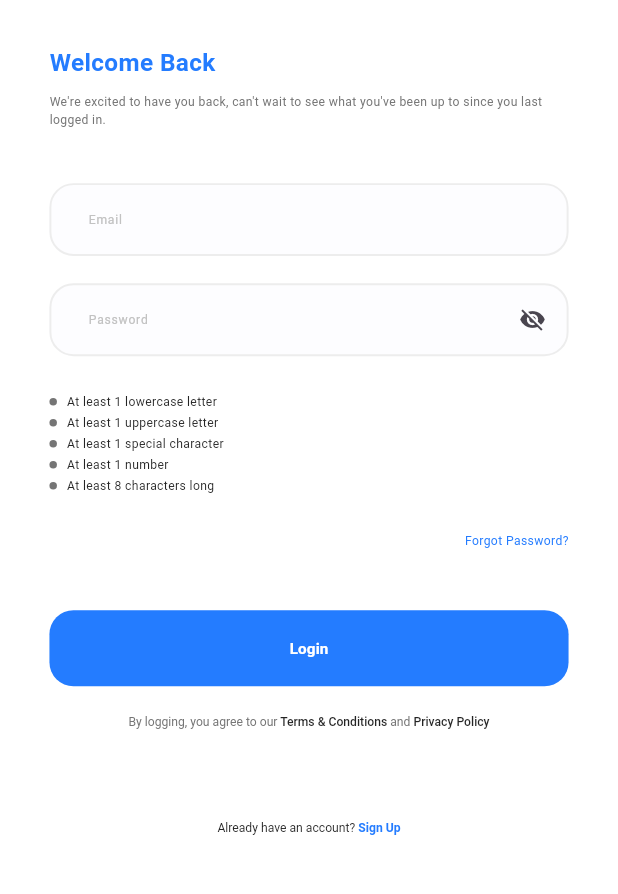
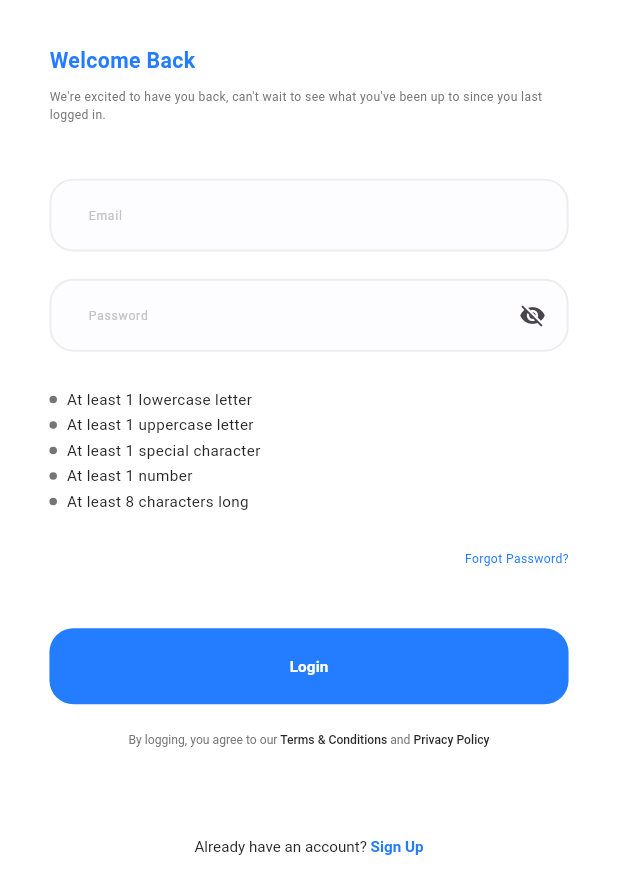
Before and after one commit to azabangy/healthcare, a Flutter app: the screen it shows after launch, after a tap on "Get Started", on a phone screen of 412 x 824 dp. Shown: the top 894 px of the screen. Run offline on Flutter 3.47's test engine with Material 3 defaults, Android fonts, the phone set to English and light mode, and no system bars; our stand-ins replace dio, flutter_bloc, flutter_screenutil, flutter_svg, freezed_annotation, get_it and 2 more; generated files the repository leaves out were written again.

Commit message:
- Changed theme fonts

```diff
--- a/HealthcareApp/lib/core/theming/styles.dart
+++ b/HealthcareApp/lib/core/theming/styles.dart
@@ -11,13 +11,13 @@ class TextStyles {
   );
 
   static TextStyle font32BlueBold = TextStyle(
-    fontSize: 24.sp,
+    fontSize: 16.sp,
     fontWeight: FontWeightHelper.bold,
     color: ColorsManager.mainBlue,
   );
 
   static TextStyle font13BlueSemiBold = TextStyle(
-    fontSize: 8.sp,
+    fontSize: 10.sp,
     fontWeight: FontWeightHelper.semiBold,
     color: ColorsManager.mainBlue,
   );
@@ -29,13 +29,13 @@ class TextStyles {
   );
 
   static TextStyle font13DarkBlueRegular = TextStyle(
-    fontSize: 8.sp,
+    fontSize: 10.sp,
     fontWeight: FontWeightHelper.regular,
     color: ColorsManager.darkBlue,
   );
 
   static TextStyle font24BlueBold = TextStyle(
-    fontSize: 16.sp,
+    fontSize: 14.sp,
     fontWeight: FontWeightHelper.bold,
     color: ColorsManager.mainBlue,
   );
--- a/HealthcareApp/lib/core/widgets/app_text_button.dart
+++ b/HealthcareApp/lib/core/widgets/app_text_button.dart
@@ -41,7 +41,7 @@ class AppTextButton extends StatelessWidget {
         padding: MaterialStateProperty.all<EdgeInsets>(
           EdgeInsets.symmetric(
             horizontal: horizontalPadding?.w ?? 12.w,
-            vertical: verticalPadding?.h ?? 14.h,
+            vertical: verticalPadding?.h ?? 2.h,
           ),
         ),
         fixedSize: MaterialStateProperty.all(
```
